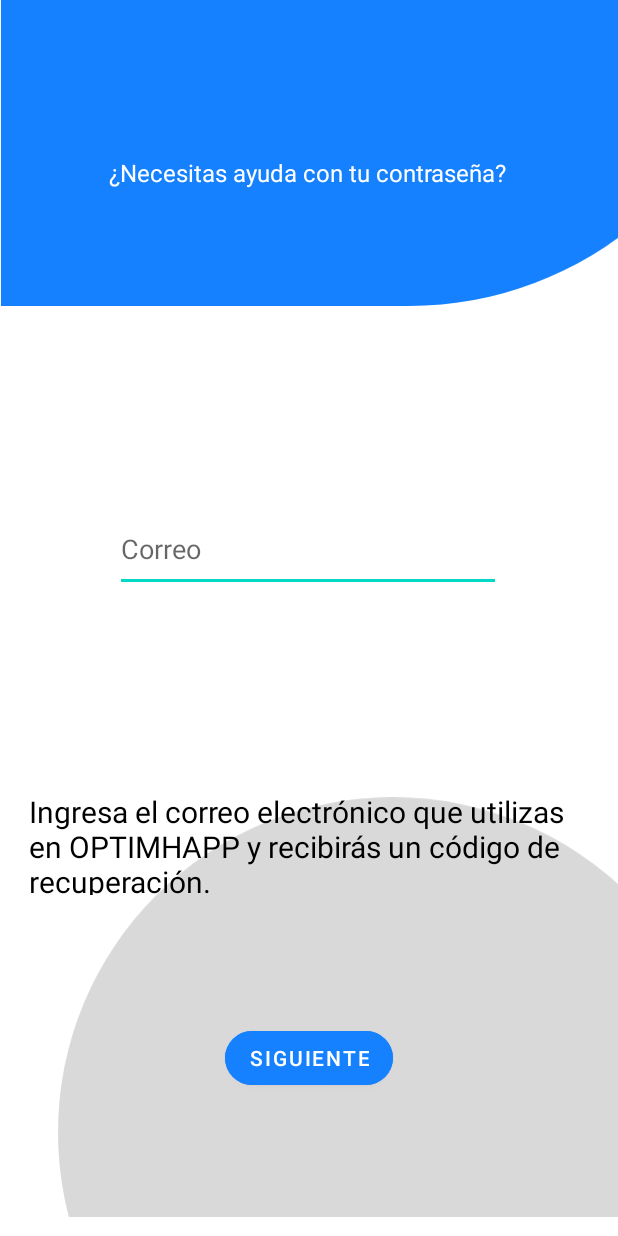
After one commit to Brandon1402/aplicativo-movil, an Android app: the OlvidoContrasena screen opened directly, with no data from a screen before it, on a phone screen of 412 x 824 dp. The commit adds this screen. Run offline under Robolectric (Android 15) with nearby library versions, the phone set to English and light mode, and no system bars; Roboto replaces fonts that are not available here.

Commit message:
Se realiza olvido contraseñaa

```diff
--- a/app/src/main/AndroidManifest.xml
+++ b/app/src/main/AndroidManifest.xml
@@ -12,6 +12,13 @@
         android:supportsRtl="true"
         android:theme="@style/Theme.Optimhapp"
         tools:targetApi="31">
+        <activity
+            android:name=".OlvidoContrasena"
+            android:exported="false">
+            <meta-data
+                android:name="android.app.lib_name"
+                android:value="" />
+        </activity>
         <activity
             android:name=".CreacCuenta"
             android:exported="false">
--- a/app/src/main/java/com/example/optimhapp/MainActivity.kt
+++ b/app/src/main/java/com/example/optimhapp/MainActivity.kt
@@ -12,6 +12,7 @@ class MainActivity : AppCompatActivity() {
         setContentView(R.layout.activity_main)
        iniEvent()
          crearCuenta()
+         olvidocontra()
     }
 
    fun iniEvent() {
@@ -32,4 +33,14 @@ class MainActivity : AppCompatActivity() {
 
         }
 
+      fun olvidocontra() {
+
+        val Button = findViewById<Button>(R.id.button4)
+        Button.setOnClickListener {
+            val intent = Intent(this, OlvidoContrasena::class.java)
+            startActivity(intent)
+        }
+
+    }
+
 }
--- /dev/null
+++ b/app/src/main/java/com/example/optimhapp/OlvidoContrasena.kt
@@ -0,0 +1,11 @@
+package com.example.optimhapp
+
+import androidx.appcompat.app.AppCompatActivity
+import android.os.Bundle
+
+class OlvidoContrasena : AppCompatActivity() {
+    override fun onCreate(savedInstanceState: Bundle?) {
+        super.onCreate(savedInstanceState)
+        setContentView(R.layout.activity_olvido_contrasena)
+    }
+}
--- /dev/null
+++ b/app/src/main/res/drawable/ellipse_5__1_.xml
@@ -0,0 +1,9 @@
+<vector xmlns:android="http://schemas.android.com/apk/res/android"
+    android:width="351dp"
+    android:height="263dp"
+    android:viewportWidth="351"
+    android:viewportHeight="263">
+  <path
+      android:pathData="M210,210m-210,0a210,210 0,1 1,420 0a210,210 0,1 1,-420 0"
+      android:fillColor="#D9D9D9"/>
+</vector>
--- /dev/null
+++ b/app/src/main/res/drawable/rectangle_10__2_.xml
@@ -0,0 +1,9 @@
+<vector xmlns:android="http://schemas.android.com/apk/res/android"
+    android:width="360dp"
+    android:height="172dp"
+    android:viewportWidth="360"
+    android:viewportHeight="172">
+  <path
+      android:pathData="M0,-62H429V-28C429,82.46 339.46,172 229,172H0V-62Z"
+      android:fillColor="#1581FF"/>
+</vector>
--- a/app/src/main/res/layout/activity_inicio_sesion.xml
+++ b/app/src/main/res/layout/activity_inicio_sesion.xml
@@ -30,7 +30,7 @@
         android:id="@+id/textView2"
         android:layout_width="wrap_content"
         android:layout_height="wrap_content"
-        android:text="¡Bienvenido de nuevo!"
+        android:text="@string/Welcome"
         android:textColor="#FFFFFF"
         android:textSize="24sp"
         app:layout_constraintBottom_toBottomOf="@+id/button5"
@@ -49,7 +49,8 @@
         app:layout_constraintStart_toStartOf="parent"
         app:layout_constraintTop_toTopOf="parent"
         app:layout_constraintVertical_bias="0.419"
-        app:srcCompat="@drawable/correo" />
+        app:srcCompat="@drawable/correo"
+        tools:ignore="ImageContrastCheck" />
 
     <ImageView
         android:id="@+id/imageView3"
@@ -60,7 +61,8 @@
         app:layout_constraintStart_toStartOf="parent"
         app:layout_constraintTop_toTopOf="parent"
         app:layout_constraintVertical_bias="0.623"
-        app:srcCompat="@drawable/correo" />
+        app:srcCompat="@drawable/correo"
+        tools:ignore="ImageContrastCheck" />
 
     <EditText
         android:id="@+id/editTextTextPersonName"
@@ -68,11 +70,13 @@
         android:layout_height="wrap_content"
         android:ems="10"
         android:inputType="textPersonName"
+        android:minHeight="48dp"
         app:layout_constraintBottom_toBottomOf="parent"
         app:layout_constraintEnd_toEndOf="parent"
         app:layout_constraintHorizontal_bias="0.512"
         app:layout_constraintStart_toStartOf="parent"
-        app:layout_constraintTop_toTopOf="parent" />
+        app:layout_constraintTop_toTopOf="parent"
+        tools:ignore="SpeakableTextPresentCheck" />
 
     <EditText
         android:id="@+id/editTextTextPassword"
@@ -80,12 +84,14 @@
         android:layout_height="wrap_content"
         android:ems="10"
         android:inputType="textPassword"
+        android:minHeight="48dp"
         app:layout_constraintBottom_toBottomOf="@+id/button5"
         app:layout_constraintEnd_toEndOf="parent"
         app:layout_constraintHorizontal_bias="0.512"
         app:layout_constraintStart_toStartOf="parent"
         app:layout_constraintTop_toTopOf="parent"
-        app:layout_constraintVertical_bias="0.714" />
+        app:layout_constraintVertical_bias="0.714"
+        tools:ignore="SpeakableTextPresentCheck" />
 
     <Button
         android:id="@+id/button3"
@@ -99,7 +105,8 @@
         app:layout_constraintHorizontal_bias="0.498"
         app:layout_constraintStart_toStartOf="parent"
         app:layout_constraintTop_toTopOf="parent"
-        app:layout_constraintVertical_bias="0.885" />
+        app:layout_constraintVertical_bias="0.885"
+        tools:ignore="TextContrastCheck" />
 
     <TextView
         android:id="@+id/textView5"
@@ -113,7 +120,8 @@
         app:layout_constraintHorizontal_bias="0.498"
         app:layout_constraintStart_toStartOf="parent"
         app:layout_constraintTop_toTopOf="@+id/imageView"
-        app:layout_constraintVertical_bias="0.417" />
+        app:layout_constraintVertical_bias="0.417"
+        tools:ignore="TextContrastCheck" />
 
     <TextView
         android:id="@+id/textView7"
@@ -127,7 +135,8 @@
         app:layout_constraintHorizontal_bias="0.498"
         app:layout_constraintStart_toStartOf="parent"
         app:layout_constraintTop_toTopOf="@+id/imageView"
-        app:layout_constraintVertical_bias="0.619" />
+        app:layout_constraintVertical_bias="0.619"
+        tools:ignore="TextContrastCheck" />
 
     <Button
         android:id="@+id/button4"
@@ -143,7 +152,8 @@
         app:layout_constraintHorizontal_bias="0.676"
         app:layout_constraintStart_toStartOf="parent"
         app:layout_constraintTop_toTopOf="parent"
-        app:layout_constraintVertical_bias="0.778" />
+        app:layout_constraintVertical_bias="0.778"
+        tools:ignore="TextContrastCheck" />
 
     <Button
         android:id="@+id/button5"
@@ -158,6 +168,7 @@
         app:layout_constraintHorizontal_bias="0.546"
         app:layout_constraintStart_toStartOf="parent"
         app:layout_constraintTop_toTopOf="parent"
-        app:layout_constraintVertical_bias="0.976" />
+        app:layout_constraintVertical_bias="0.976"
+        tools:ignore="TextContrastCheck" />
 
 </androidx.constraintlayout.widget.ConstraintLayout>
--- /dev/null
+++ b/app/src/main/res/layout/activity_olvido_contrasena.xml
@@ -0,0 +1,89 @@
+<?xml version="1.0" encoding="utf-8"?>
+<androidx.constraintlayout.widget.ConstraintLayout xmlns:android="http://schemas.android.com/apk/res/android"
+    xmlns:app="http://schemas.android.com/apk/res-auto"
+    xmlns:tools="http://schemas.android.com/tools"
+    android:layout_width="match_parent"
+    android:layout_height="match_parent"
+    tools:context=".OlvidoContrasena">
+
+    <ImageView
+        android:id="@+id/imageView4"
+        android:layout_width="373dp"
+        android:layout_height="305dp"
+        app:layout_constraintBottom_toBottomOf="parent"
+        app:layout_constraintEnd_toEndOf="parent"
+        app:layout_constraintHorizontal_bias="1.0"
+        app:layout_constraintStart_toStartOf="parent"
+        app:layout_constraintTop_toTopOf="parent"
+        app:layout_constraintVertical_bias="1.0"
+        app:srcCompat="@drawable/ellipse_5__1_" />
+
+    <ImageView
+        android:id="@+id/imageView5"
+        android:layout_width="430dp"
+        android:layout_height="204dp"
+        app:layout_constraintBottom_toBottomOf="parent"
+        app:layout_constraintEnd_toEndOf="parent"
+        app:layout_constraintHorizontal_bias="0.078"
+        app:layout_constraintStart_toStartOf="parent"
+        app:layout_constraintTop_toTopOf="parent"
+        app:layout_constraintVertical_bias="0.0"
+        app:srcCompat="@drawable/rectangle_10__2_" />
+
+    <TextView
+        android:id="@+id/textView8"
+        android:layout_width="wrap_content"
+        android:layout_height="wrap_content"
+        android:text="@string/ayuda"
+        android:textColor="#FFFFFF"
+        android:textSize="16sp"
+        app:layout_constraintBottom_toBottomOf="parent"
+        app:layout_constraintEnd_toEndOf="parent"
+        app:layout_constraintHorizontal_bias="0.497"
+        app:layout_constraintStart_toStartOf="parent"
+        app:layout_constraintTop_toTopOf="parent"
+        app:layout_constraintVertical_bias="0.13" />
+
+    <TextView
+        android:id="@+id/textView9"
+        android:layout_width="376dp"
+        android:layout_height="69dp"
+        android:text="@string/ingresar"
+        android:textColor="#000000"
+        android:textSize="20sp"
+        app:layout_constraintBottom_toBottomOf="parent"
+        app:layout_constraintEnd_toEndOf="parent"
+        app:layout_constraintHorizontal_bias="0.542"
+        app:layout_constraintStart_toStartOf="parent"
+        app:layout_constraintTop_toTopOf="parent"
+        app:layout_constraintVertical_bias="0.699" />
+      <Button
+        android:id="@+id/button6"
+        android:layout_width="wrap_content"
+        android:layout_height="wrap_content"
+        android:backgroundTint="@color/azul"
+        android:text="@string/siguiente"
+        android:textColor="#FFFFFF"
+        app:cornerRadius="80dp"
+        app:layout_constraintBottom_toBottomOf="parent"
+        app:layout_constraintEnd_toEndOf="parent"
+        app:layout_constraintStart_toStartOf="parent"
+        app:layout_constraintTop_toTopOf="parent"
+        app:layout_constraintVertical_bias="0.878" />
+
+    <EditText
+        android:id="@+id/editTextTextEmailAddress"
+        android:layout_width="257dp"
+        android:layout_height="57dp"
+        android:ems="10"
+        android:hint="Correo"
+        android:inputType="textEmailAddress"
+        android:shadowColor="#00A19D9D"
+        app:layout_constraintBottom_toBottomOf="parent"
+        app:layout_constraintEnd_toEndOf="parent"
+        app:layout_constraintHorizontal_bias="0.497"
+        app:layout_constraintStart_toStartOf="parent"
+        app:layout_constraintTop_toTopOf="parent"
+        app:layout_constraintVertical_bias="0.44" />
+
+</androidx.constraintlayout.widget.ConstraintLayout>
--- a/app/src/main/res/values/colors.xml
+++ b/app/src/main/res/values/colors.xml
@@ -8,4 +8,5 @@
     <color name="black">#FF000000</color>
     <color name="white">#FFFFFFFF</color>
     <color name="azul">#1581FF</color>
+    <color name="gris">#ADADAD</color>
 </resources>
--- a/app/src/main/res/values/strings.xml
+++ b/app/src/main/res/values/strings.xml
@@ -1,3 +1,9 @@
 <resources>
     <string name="app_name">optimhapp</string>
+    <string name="ayuda">¿Necesitas ayuda con tu contraseña?</string>
+    <string name="ingresar">Ingresa el correo electrónico que utilizas en OPTIMHAPP y recibirás un código de recuperación.</string>
+    <string name="siguiente">Siguiente</string>
+    <string name="Welcome">¡Bienvenido de nuevo!</string>
+
+
 </resources>
```
